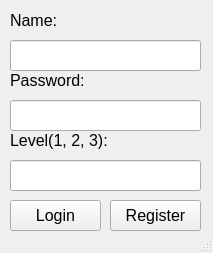
Above: form.ui from notANANAS/python_maze_game before the change. Below: the same form after it.
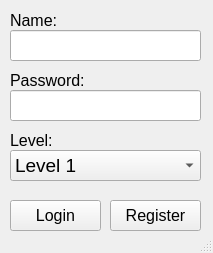
That is the form after the change.

```diff
--- a/form.ui
+++ b/form.ui
@@ -54,7 +54,7 @@
     <property name="geometry">
      <rect>
       <x>10</x>
-      <y>40</y>
+      <y>30</y>
       <width>191</width>
       <height>31</height>
      </rect>
@@ -72,7 +72,7 @@
     <property name="geometry">
      <rect>
       <x>10</x>
-      <y>100</y>
+      <y>90</y>
       <width>191</width>
       <height>31</height>
      </rect>
@@ -137,14 +137,14 @@
      </font>
     </property>
     <property name="text">
-     <string>Level(1, 2, 3):</string>
+     <string>Level:</string>
     </property>
    </widget>
-   <widget class="QLineEdit" name="lineEdit_level">
+   <widget class="QComboBox" name="comboBox_level">
     <property name="geometry">
      <rect>
       <x>10</x>
-      <y>160</y>
+      <y>150</y>
       <width>191</width>
       <height>31</height>
      </rect>
@@ -154,9 +154,21 @@
       <pointsize>14</pointsize>
      </font>
     </property>
-    <property name="text">
-     <string/>
-    </property>
+    <item>
+     <property name="text">
+      <string>Level 1</string>
+     </property>
+    </item>
+    <item>
+     <property name="text">
+      <string>Level 2</string>
+     </property>
+    </item>
+    <item>
+     <property name="text">
+      <string>Level 3</string>
+     </property>
+    </item>
    </widget>
   </widget>
   <widget class="QStatusBar" name="statusbar"/>
```
